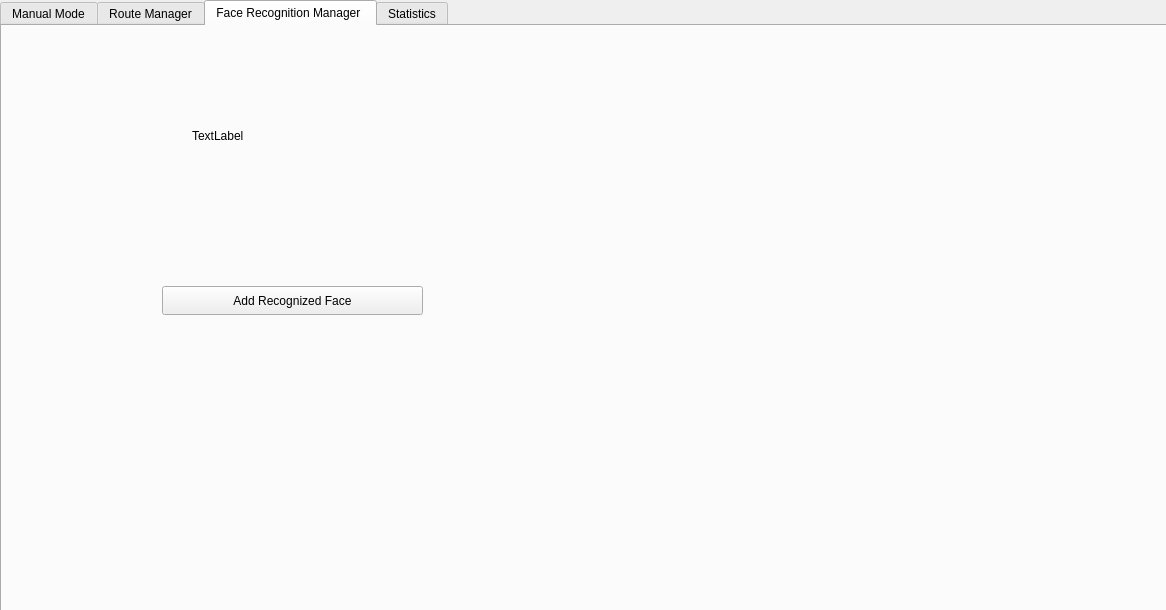
The window that VisionVoyagerGUI/adminmodewindow.ui (IuliaKovacs/VisionVoyager---DiplomaProject) describes before a commit, drawn with Qt 5.
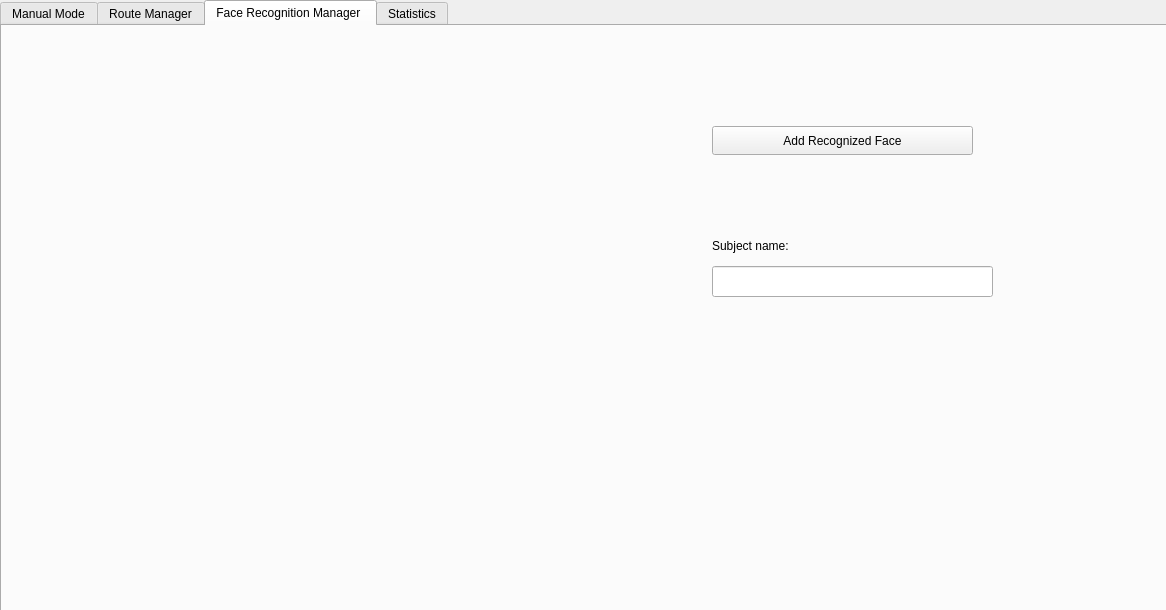
The same window after the commit.

Commit message: [UI] Drag and Drop Widget for adding files

```diff
--- a/VisionVoyagerGUI/adminmodewindow.ui
+++ b/VisionVoyagerGUI/adminmodewindow.ui
@@ -163,8 +163,8 @@
      <widget class="QPushButton" name="addRecognizedFaceButton">
       <property name="geometry">
        <rect>
-        <x>160</x>
-        <y>260</y>
+        <x>710</x>
+        <y>100</y>
         <width>261</width>
         <height>29</height>
        </rect>
@@ -176,16 +176,37 @@
      <widget class="QLabel" name="label">
       <property name="geometry">
        <rect>
-        <x>190</x>
-        <y>100</y>
+        <x>710</x>
+        <y>210</y>
         <width>171</width>
         <height>20</height>
        </rect>
       </property>
       <property name="text">
-       <string>TextLabel</string>
+       <string>Subject name:</string>
       </property>
      </widget>
+     <widget class="QLineEdit" name="lineEdit_2">
+      <property name="geometry">
+       <rect>
+        <x>710</x>
+        <y>240</y>
+        <width>281</width>
+        <height>31</height>
+       </rect>
+      </property>
+     </widget>
+     <widget class="QWidget" name="verticalLayoutWidget_2">
+      <property name="geometry">
+       <rect>
+        <x>100</x>
+        <y>90</y>
+        <width>571</width>
+        <height>271</height>
+       </rect>
+      </property>
+      <layout class="QVBoxLayout" name="dragNdropLayout"/>
+     </widget>
     </widget>
     <widget class="QWidget" name="tab_3">
      <attribute name="title">
```
The commit also changes 10 other files.
